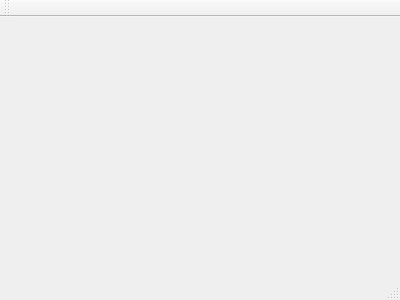
Qt form QTools/mainwindow.ui (wuliaodew/QtTools) before a commit.
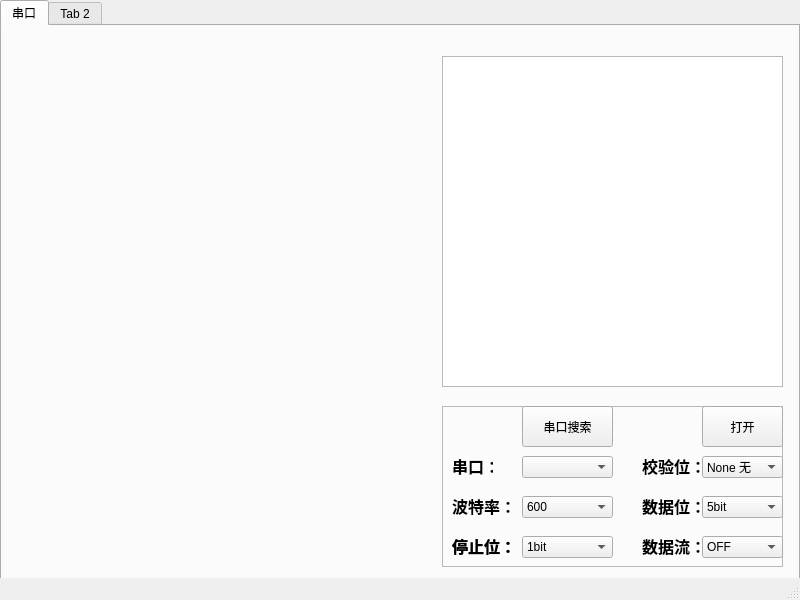
The same form after that commit.

Commit message:
Qt串口使用事件驱动
再也不用定时去搜索是否接收到数据了

Patch:
```diff
--- a/QTools/mainwindow.ui
+++ b/QTools/mainwindow.ui
@@ -1,24 +1,424 @@
 <ui version="4.0">
  <class>MainWindow</class>
- <widget class="QMainWindow" name="MainWindow" >
-  <property name="geometry" >
+ <widget class="QMainWindow" name="MainWindow">
+  <property name="geometry">
    <rect>
     <x>0</x>
     <y>0</y>
-    <width>400</width>
-    <height>300</height>
+    <width>800</width>
+    <height>600</height>
    </rect>
   </property>
-  <property name="windowTitle" >
+  <property name="minimumSize">
+   <size>
+    <width>800</width>
+    <height>600</height>
+   </size>
+  </property>
+  <property name="maximumSize">
+   <size>
+    <width>800</width>
+    <height>600</height>
+   </size>
+  </property>
+  <property name="windowTitle">
    <string>MainWindow</string>
   </property>
-  <widget class="QMenuBar" name="menuBar" />
-  <widget class="QToolBar" name="mainToolBar" />
-  <widget class="QWidget" name="centralWidget" />
-  <widget class="QStatusBar" name="statusBar" />
+  <widget class="QWidget" name="centralWidget">
+   <widget class="QTabWidget" name="tabWidget">
+    <property name="geometry">
+     <rect>
+      <x>0</x>
+      <y>0</y>
+      <width>800</width>
+      <height>584</height>
+     </rect>
+    </property>
+    <property name="currentIndex">
+     <number>0</number>
+    </property>
+    <widget class="QWidget" name="tab">
+     <attribute name="title">
+      <string>串口</string>
+     </attribute>
+     <widget class="QPlainTextEdit" name="ReceiveText">
+      <property name="geometry">
+       <rect>
+        <x>440</x>
+        <y>30</y>
+        <width>341</width>
+        <height>331</height>
+       </rect>
+      </property>
+      <property name="readOnly">
+       <bool>true</bool>
+      </property>
+     </widget>
+     <widget class="QFrame" name="frame">
+      <property name="geometry">
+       <rect>
+        <x>440</x>
+        <y>380</y>
+        <width>341</width>
+        <height>161</height>
+       </rect>
+      </property>
+      <property name="frameShape">
+       <enum>QFrame::StyledPanel</enum>
+      </property>
+      <property name="frameShadow">
+       <enum>QFrame::Raised</enum>
+      </property>
+      <widget class="QPushButton" name="OpenButton">
+       <property name="geometry">
+        <rect>
+         <x>260</x>
+         <y>0</y>
+         <width>81</width>
+         <height>41</height>
+        </rect>
+       </property>
+       <property name="text">
+        <string>打开</string>
+       </property>
+      </widget>
+      <widget class="QComboBox" name="PortBox">
+       <property name="geometry">
+        <rect>
+         <x>80</x>
+         <y>50</y>
+         <width>91</width>
+         <height>22</height>
+        </rect>
+       </property>
+      </widget>
+      <widget class="QComboBox" name="flowbox">
+       <property name="geometry">
+        <rect>
+         <x>260</x>
+         <y>130</y>
+         <width>81</width>
+         <height>22</height>
+        </rect>
+       </property>
+       <item>
+        <property name="text">
+         <string>OFF</string>
+        </property>
+       </item>
+       <item>
+        <property name="text">
+         <string>硬件</string>
+        </property>
+       </item>
+       <item>
+        <property name="text">
+         <string>XON/XOFF</string>
+        </property>
+       </item>
+      </widget>
+      <widget class="QLabel" name="label_7">
+       <property name="geometry">
+        <rect>
+         <x>10</x>
+         <y>130</y>
+         <width>61</width>
+         <height>20</height>
+        </rect>
+       </property>
+       <property name="font">
+        <font>
+         <family>黑体</family>
+         <pointsize>12</pointsize>
+         <weight>75</weight>
+         <bold>true</bold>
+        </font>
+       </property>
+       <property name="text">
+        <string>停止位：</string>
+       </property>
+      </widget>
+      <widget class="QLabel" name="label_5">
+       <property name="geometry">
+        <rect>
+         <x>10</x>
+         <y>130</y>
+         <width>61</width>
+         <height>20</height>
+        </rect>
+       </property>
+       <property name="font">
+        <font>
+         <family>黑体</family>
+         <pointsize>12</pointsize>
+         <weight>75</weight>
+         <bold>true</bold>
+        </font>
+       </property>
+       <property name="text">
+        <string>停止位：</string>
+       </property>
+      </widget>
+      <widget class="QLabel" name="label_4">
+       <property name="geometry">
+        <rect>
+         <x>200</x>
+         <y>90</y>
+         <width>61</width>
+         <height>20</height>
+        </rect>
+       </property>
+       <property name="font">
+        <font>
+         <family>黑体</family>
+         <pointsize>12</pointsize>
+         <weight>75</weight>
+         <bold>true</bold>
+        </font>
+       </property>
+       <property name="text">
+        <string>数据位：</string>
+       </property>
+      </widget>
+      <widget class="QPushButton" name="searchbutton">
+       <property name="geometry">
+        <rect>
+         <x>80</x>
+         <y>0</y>
+         <width>91</width>
+         <height>41</height>
+        </rect>
+       </property>
+       <property name="text">
+        <string>串口搜索</string>
+       </property>
+      </widget>
+      <widget class="QLabel" name="label_6">
+       <property name="geometry">
+        <rect>
+         <x>200</x>
+         <y>130</y>
+         <width>61</width>
+         <height>20</height>
+        </rect>
+       </property>
+       <property name="font">
+        <font>
+         <family>黑体</family>
+         <pointsize>12</pointsize>
+         <weight>75</weight>
+         <bold>true</bold>
+        </font>
+       </property>
+       <property name="text">
+        <string>数据流：</string>
+       </property>
+      </widget>
+      <widget class="QLabel" name="label">
+       <property name="geometry">
+        <rect>
+         <x>10</x>
+         <y>50</y>
+         <width>41</width>
+         <height>20</height>
+        </rect>
+       </property>
+       <property name="font">
+        <font>
+         <family>黑体</family>
+         <pointsize>12</pointsize>
+         <weight>75</weight>
+         <bold>true</bold>
+        </font>
+       </property>
+       <property name="text">
+        <string>串口：</string>
+       </property>
+      </widget>
+      <widget class="QComboBox" name="bandrate">
+       <property name="geometry">
+        <rect>
+         <x>80</x>
+         <y>90</y>
+         <width>91</width>
+         <height>22</height>
+        </rect>
+       </property>
+       <item>
+        <property name="text">
+         <string>600</string>
+        </property>
+       </item>
+       <item>
+        <property name="text">
+         <string>1200</string>
+        </property>
+       </item>
+       <item>
+        <property name="text">
+         <string>2400</string>
+        </property>
+       </item>
+       <item>
+        <property name="text">
+         <string>4800</string>
+        </property>
+       </item>
+       <item>
+        <property name="text">
+         <string>9600</string>
+        </property>
+       </item>
+       <item>
+        <property name="text">
+         <string>14400</string>
+        </property>
+       </item>
+       <item>
+        <property name="text">
+         <string>19200</string>
+        </property>
+       </item>
+       <item>
+        <property name="text">
+         <string>115200</string>
+        </property>
+       </item>
+      </widget>
+      <widget class="QLabel" name="label_3">
+       <property name="geometry">
+        <rect>
+         <x>200</x>
+         <y>50</y>
+         <width>61</width>
+         <height>20</height>
+        </rect>
+       </property>
+       <property name="font">
+        <font>
+         <family>黑体</family>
+         <pointsize>12</pointsize>
+         <weight>75</weight>
+         <bold>true</bold>
+        </font>
+       </property>
+       <property name="text">
+        <string>校验位：：</string>
+       </property>
+      </widget>
+      <widget class="QComboBox" name="checkbox">
+       <property name="geometry">
+        <rect>
+         <x>260</x>
+         <y>50</y>
+         <width>81</width>
+         <height>22</height>
+        </rect>
+       </property>
+       <item>
+        <property name="text">
+         <string>None 无</string>
+        </property>
+       </item>
+       <item>
+        <property name="text">
+         <string>Odd 奇</string>
+        </property>
+       </item>
+       <item>
+        <property name="text">
+         <string>Even 偶</string>
+        </property>
+       </item>
+      </widget>
+      <widget class="QLabel" name="label_2">
+       <property name="geometry">
+        <rect>
+         <x>10</x>
+         <y>90</y>
+         <width>61</width>
+         <height>20</height>
+        </rect>
+       </property>
+       <property name="font">
+        <font>
+         <family>黑体</family>
+         <pointsize>12</pointsize>
+         <weight>75</weight>
+         <bold>true</bold>
+        </font>
+       </property>
+       <property name="text">
+        <string>波特率：</string>
+       </property>
+      </widget>
+      <widget class="QComboBox" name="databox">
+       <property name="geometry">
+        <rect>
+         <x>260</x>
+         <y>90</y>
+         <width>81</width>
+         <height>22</height>
+        </rect>
+       </property>
+       <item>
+        <property name="text">
+         <string>5bit</string>
+        </property>
+       </item>
+       <item>
+        <property name="text">
+         <string>6bit</string>
+        </property>
+       </item>
+       <item>
+        <property name="text">
+         <string>7bit</string>
+        </property>
+       </item>
+       <item>
+        <property name="text">
+         <string>8bit</string>
+        </property>
+       </item>
+      </widget>
+      <widget class="QComboBox" name="stopbox">
+       <property name="geometry">
+        <rect>
+         <x>80</x>
+         <y>130</y>
+         <width>91</width>
+         <height>22</height>
+        </rect>
+       </property>
+       <item>
+        <property name="text">
+         <string>1bit</string>
+        </property>
+       </item>
+       <item>
+        <property name="text">
+         <string>1.5bit</string>
+        </property>
+       </item>
+       <item>
+        <property name="text">
+         <string>2bit</string>
+        </property>
+       </item>
+      </widget>
+     </widget>
+    </widget>
+    <widget class="QWidget" name="tab_2">
+     <attribute name="title">
+      <string>Tab 2</string>
+     </attribute>
+    </widget>
+   </widget>
+  </widget>
+  <widget class="QStatusBar" name="statusBar"/>
  </widget>
- <layoutDefault spacing="6" margin="11" />
- <pixmapfunction></pixmapfunction>
+ <layoutdefault spacing="6" margin="11"/>
  <resources/>
  <connections/>
 </ui>
```
Left out of the diff: 1 changed line with no effect on the pictures. The commit also changes 44 other files.
